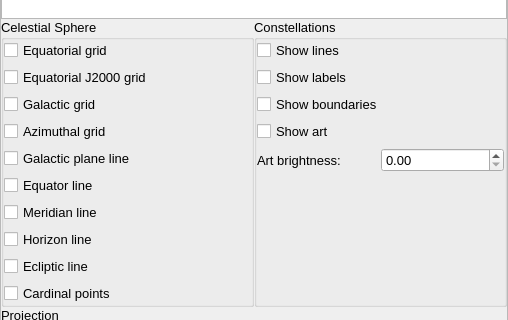
First picture: the form in src/gui/viewDialog.ui, repository 519984307/stellarium_src, before the edit; both pictures show x 0 to 508 and y 81 to 401 of the 508 by 540 pixel window.
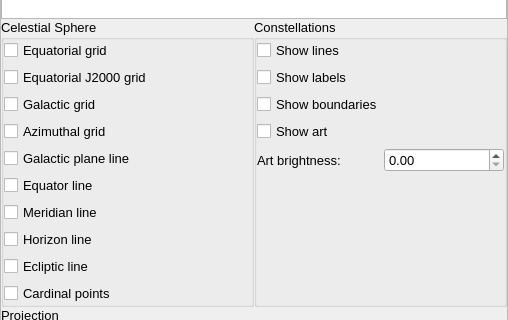
Second picture: the form after the edit. The open tabs and pages were chosen to show the change. Icons and pictures are not drawn. Custom widgets are drawn as their Qt base class.

Commit message: fixed spacing between "Art brightness" label and the spinbox

What changed in the file:
```diff
--- a/src/gui/viewDialog.ui
+++ b/src/gui/viewDialog.ui
@@ -1171,9 +1171,6 @@
              </item>
              <item>
               <layout class="QHBoxLayout">
-               <property name="spacing">
-                <number>0</number>
-               </property>
                <item>
                 <widget class="QLabel" name="label_6">
                  <property name="text">
```
